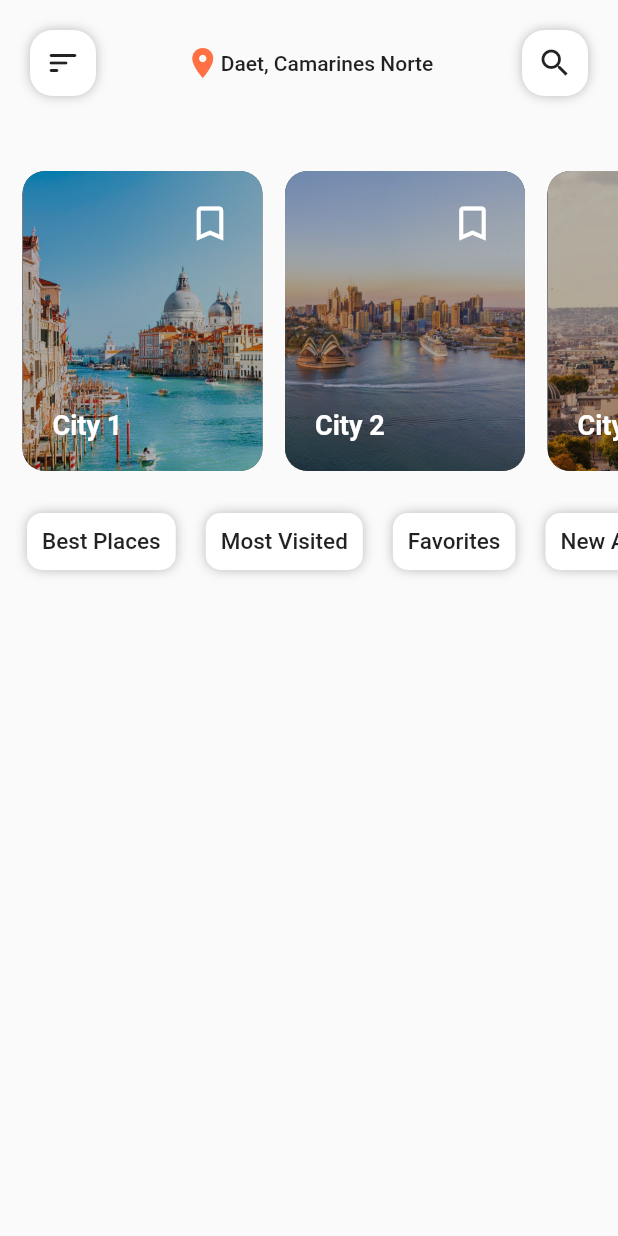
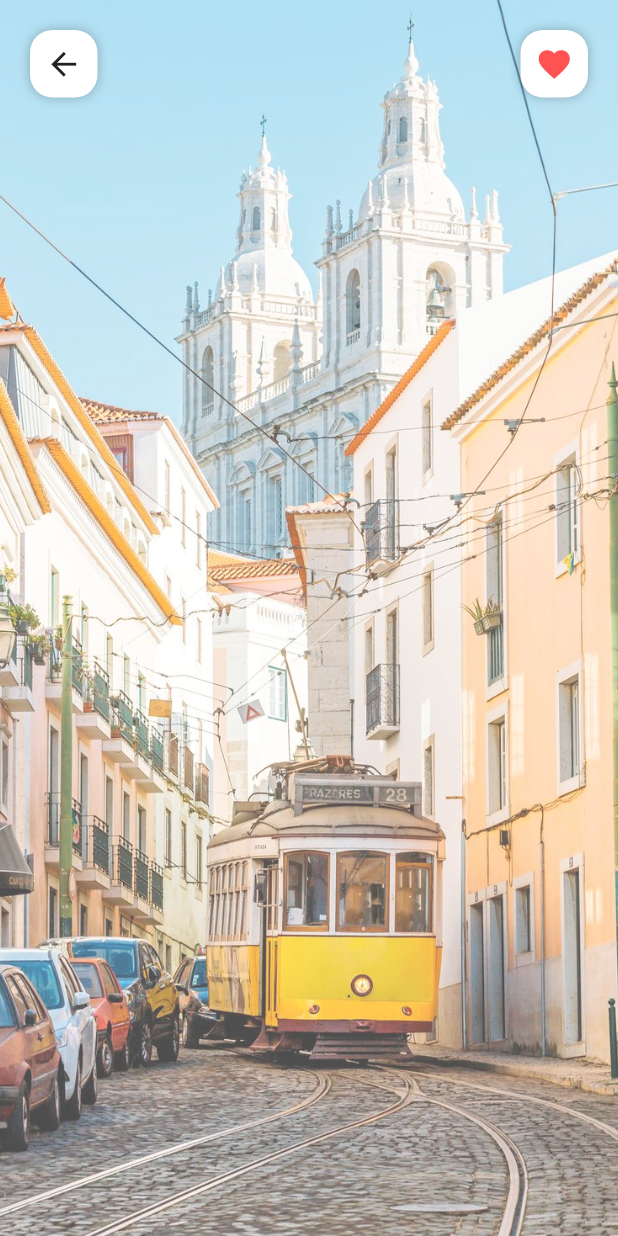
Before and after one commit to mart-anthony-stark/CamNorth-Travel, a Flutter app: the HomePage screen opened by its route, after a tap on "City 1", on a phone screen of 412 x 824 dp. Run offline on Flutter 3.47's test engine with Material 2 defaults, Android fonts, the phone set to English and light mode, and no system bars; our stand-ins replace curved_navigation_bar.

Commit message:
Add: post screen

```diff
--- a/lib/screens/homepage.dart
+++ b/lib/screens/homepage.dart
@@ -1,6 +1,8 @@
 // ignore_for_file: must_be_immutable
 
+import 'package:daex_travel_app/screens/post_screen.dart';
 import 'package:daex_travel_app/widgets/home_app_bar.dart';
+import 'package:daex_travel_app/widgets/home_bottom_bar.dart';
 import 'package:flutter/material.dart';
 
 class HomePage extends StatelessWidget {
@@ -17,12 +19,12 @@ class HomePage extends StatelessWidget {
   ];
 
   List destinations = [
-    {'name': "City 1", "img": "assets/city1.jpg"},
-    {'name': "City 2", "img": "assets/city2.jpg"},
-    {'name': "City 3", "img": "assets/city3.jpg"},
-    {'name': "City 4", "img": "assets/city4.jpg"},
-    {'name': "City 5", "img": "assets/city5.jpg"},
-    {'name': "City 6", "img": "assets/city6.jpg"},
+    {'name': "City 1", 'rating': 4.5, "img": "assets/city1.jpg"},
+    {'name': "City 2", 'rating': 4.1, "img": "assets/city2.jpg"},
+    {'name': "City 3", 'rating': 4.3, "img": "assets/city3.jpg"},
+    {'name': "City 4", 'rating': 5.0, "img": "assets/city4.jpg"},
+    {'name': "City 5", 'rating': 3.9, "img": "assets/city5.jpg"},
+    {'name': "City 6", 'rating': 4.8, "img": "assets/city6.jpg"},
   ];
 
   @override
@@ -46,7 +48,12 @@ class HomePage extends StatelessWidget {
                     shrinkWrap: true,
                     itemBuilder: (context, index) {
                       return InkWell(
-                        onTap: () {},
+                        onTap: () {
+                          Navigator.push(
+                              context,
+                              MaterialPageRoute(
+                                  builder: (context) => const PostScreen()));
+                        },
                         child: Container(
                           width: 160,
                           padding: const EdgeInsets.all(20),
@@ -111,11 +118,74 @@ class HomePage extends StatelessWidget {
                     ],
                   ),
                 ),
+              ),
+              const SizedBox(
+                height: 10,
+              ),
+              ListView.builder(
+                physics: const NeverScrollableScrollPhysics(),
+                itemCount: destinations.length,
+                shrinkWrap: true,
+                itemBuilder: (context, index) {
+                  return Padding(
+                    padding: const EdgeInsets.all(15),
+                    child: Column(
+                      children: [
+                        InkWell(
+                          onTap: () {
+                            Navigator.push(
+                                context,
+                                MaterialPageRoute(
+                                    builder: (context) => const PostScreen()));
+                          },
+                          child: Container(
+                            height: 200,
+                            decoration: BoxDecoration(
+                                color: Colors.black,
+                                borderRadius: BorderRadius.circular(15),
+                                image: DecorationImage(
+                                    image:
+                                        AssetImage(destinations[index]['img']),
+                                    fit: BoxFit.cover)),
+                          ),
+                        ),
+                        Padding(
+                          padding: const EdgeInsets.only(top: 10),
+                          child: Row(
+                              mainAxisAlignment: MainAxisAlignment.spaceBetween,
+                              children: [
+                                Text(
+                                  destinations[index]['name'],
+                                  style: const TextStyle(
+                                      fontSize: 20,
+                                      fontWeight: FontWeight.w600),
+                                ),
+                                const Icon(Icons.more_vert)
+                              ]),
+                        ),
+                        const SizedBox(
+                          height: 5,
+                        ),
+                        Row(
+                          children: [
+                            const Icon(
+                              Icons.star,
+                              color: Colors.amber,
+                              size: 20,
+                            ),
+                            Text("${destinations[index]['rating'].toString()}")
+                          ],
+                        )
+                      ],
+                    ),
+                  );
+                },
               )
             ],
           ),
         ),
       )),
+      bottomNavigationBar: const HomeBottomBar(),
     );
   }
 }
--- /dev/null
+++ b/lib/screens/post_screen.dart
@@ -0,0 +1,24 @@
+import 'package:daex_travel_app/widgets/post_app_bar.dart';
+import 'package:flutter/material.dart';
+
+class PostScreen extends StatelessWidget {
+  const PostScreen({super.key});
+
+  @override
+  Widget build(BuildContext context) {
+    return Container(
+      decoration: BoxDecoration(
+          image: DecorationImage(
+              image: AssetImage('assets/city6.jpg'),
+              fit: BoxFit.cover,
+              opacity: 0.7)),
+      child: Scaffold(
+        backgroundColor: Colors.transparent,
+        appBar: PreferredSize(
+          preferredSize: Size.fromHeight(90),
+          child: PostAppBar(),
+        ),
+      ),
+    );
+  }
+}
--- a/lib/widgets/home_app_bar.dart
+++ b/lib/widgets/home_app_bar.dart
@@ -34,7 +34,7 @@ class HomeAppBar extends StatelessWidget {
                 color: Colors.deepOrange[400],
               ),
               const Text(
-                'Daet, Camarines Norte',
+                'Camarines Norte, Bicol',
                 style: TextStyle(fontSize: 14, fontWeight: FontWeight.w500),
               )
             ],
--- /dev/null
+++ b/lib/widgets/home_bottom_bar.dart
@@ -0,0 +1,24 @@
+import 'package:flutter/material.dart';
+import 'package:curved_navigation_bar/curved_navigation_bar.dart';
+
+class HomeBottomBar extends StatelessWidget {
+  const HomeBottomBar({super.key});
+
+  @override
+  Widget build(BuildContext context) {
+    return CurvedNavigationBar(
+      backgroundColor: Colors.transparent,
+      index: 2,
+      items: const <Widget>[
+        Icon(Icons.person_outline, size: 30),
+        Icon(Icons.favorite_outline, size: 30),
+        Icon(Icons.home, size: 30, color: Colors.redAccent),
+        Icon(Icons.location_city, size: 30),
+        Icon(Icons.list, size: 30),
+      ],
+      onTap: (index) {
+        //Handle button tap
+      },
+    );
+  }
+}
--- /dev/null
+++ b/lib/widgets/post_app_bar.dart
@@ -0,0 +1,39 @@
+import 'package:flutter/material.dart';
+
+class PostAppBar extends StatelessWidget {
+  const PostAppBar({super.key});
+
+  @override
+  Widget build(BuildContext context) {
+    return Padding(
+        padding: const EdgeInsets.all(20),
+        child:
+            Row(mainAxisAlignment: MainAxisAlignment.spaceBetween, children: [
+          InkWell(
+              onTap: () {
+                Navigator.pop(context);
+              },
+              child: Container(
+                  padding: const EdgeInsets.all(10),
+                  decoration: BoxDecoration(
+                      color: Colors.white,
+                      borderRadius: BorderRadius.circular(15),
+                      boxShadow: const [
+                        BoxShadow(color: Colors.black26, blurRadius: 6)
+                      ]),
+                  child: const Icon(Icons.arrow_back, size: 25))),
+          InkWell(
+              onTap: () {},
+              child: Container(
+                  padding: const EdgeInsets.all(10),
+                  decoration: BoxDecoration(
+                      color: Colors.white,
+                      borderRadius: BorderRadius.circular(15),
+                      boxShadow: const [
+                        BoxShadow(color: Colors.black26, blurRadius: 6)
+                      ]),
+                  child: const Icon(Icons.favorite,
+                      size: 25, color: Colors.redAccent))),
+        ]));
+  }
+}
--- a/pubspec.yaml
+++ b/pubspec.yaml
@@ -10,6 +10,7 @@ dependencies:
   flutter:
     sdk: flutter
   get:
+  curved_navigation_bar: ^1.0.3
 
 dev_dependencies:
   flutter_test:
```
Also changed, not shown: pubspec.lock.
